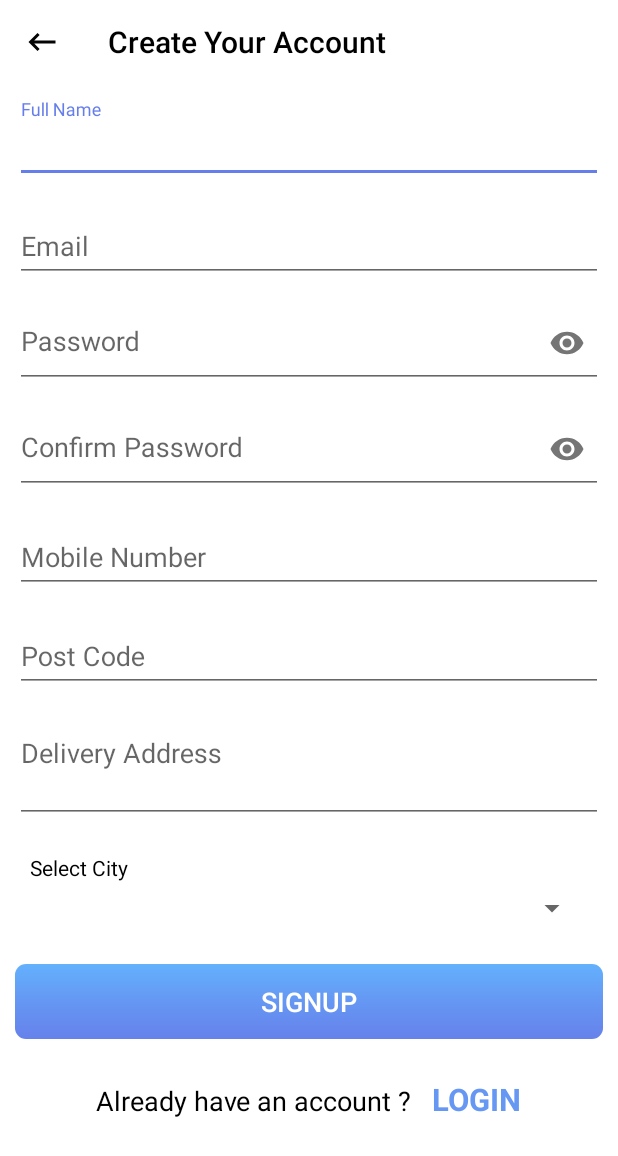
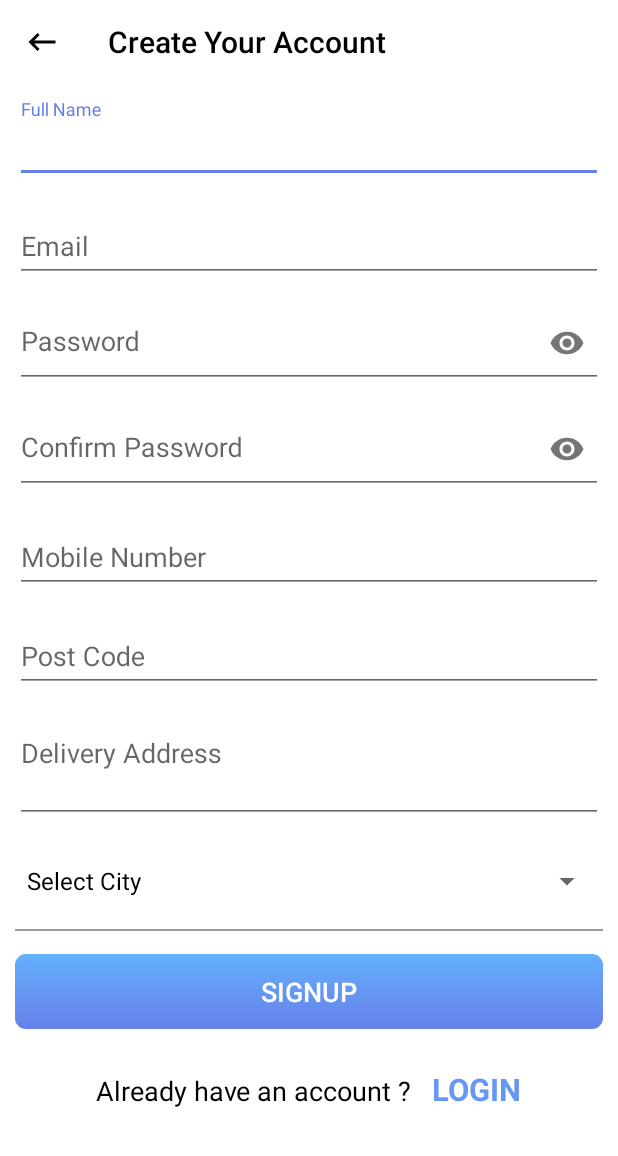
Before and after one commit to masum43/ShoppingCartAndroid, an Android app: the Register screen opened directly, with no data from a screen before it, on a phone screen of 412 x 824 dp. Shown: the top 1156 px of the screen. Run offline under Robolectric (Android 15) with nearby library versions, the phone set to English and light mode, and no system bars; our stand-ins replace Volley, sdp/ssp sizes; network calls fail.

Commit message:
some bugs fixed

```diff
--- a/app/src/main/java/com/maces/ecommerce/skcashandcarry/Interfaces/Sliders.java
+++ b/app/src/main/java/com/maces/ecommerce/skcashandcarry/Interfaces/Sliders.java
@@ -6,6 +6,7 @@ import java.util.Map;
 
 import retrofit2.Call;
 import retrofit2.http.Body;
+import retrofit2.http.GET;
 import retrofit2.http.HeaderMap;
 import retrofit2.http.Headers;
 import retrofit2.http.POST;
@@ -13,8 +14,9 @@ import retrofit2.http.POST;
 public interface Sliders {
     String URL="https://skcc.luqmansoftwares.com/api/auth/";
     @Headers("Content-Type: application/json")
-    @POST("fetch-offers")
+    @GET("fetch-offers")
     Call<JsonObject> ApiName(@HeaderMap Map<String, String> headers);
 
 
+
 }
--- a/app/src/main/java/com/maces/ecommerce/skcashandcarry/View/Register.java
+++ b/app/src/main/java/com/maces/ecommerce/skcashandcarry/View/Register.java
@@ -26,9 +26,9 @@ import com.android.volley.toolbox.JsonArrayRequest;
 import com.android.volley.toolbox.Volley;
 import com.google.android.material.textfield.TextInputEditText;
 import com.google.gson.JsonObject;
-import com.maces.ecommerce.skcashandcarry.Adapter.Category_ProductAdapter;
 import com.maces.ecommerce.skcashandcarry.Interfaces.Register_User;
 import com.maces.ecommerce.skcashandcarry.Model.ServiceGenerator;
+import com.maces.ecommerce.skcashandcarry.MySharedPref;
 import com.maces.ecommerce.skcashandcarry.R;
 
 import org.json.JSONArray;
@@ -37,11 +37,9 @@ import org.json.JSONObject;
 
 import java.io.UnsupportedEncodingException;
 import java.util.ArrayList;
-import java.util.List;
 import java.util.regex.Matcher;
 import java.util.regex.Pattern;
 
-import fr.ganfra.materialspinner.MaterialSpinner;
 import retrofit2.Call;
 import retrofit2.Callback;
 import retrofit2.Response;
@@ -170,7 +168,7 @@ public class Register extends AppCompatActivity implements AdapterView.OnItemSel
                     tvaddress.setError(getResources().getString(R.string.correct_address));
                     tvaddress.setFocusable(true);
                 }
-                else if (cityNameTv.getText().toString().equals("Select City"))
+                else if (city_id == 0)
                 {
                     Toast.makeText(Register.this, "Please Select City!", Toast.LENGTH_SHORT).show();
                 }
@@ -219,6 +217,7 @@ public class Register extends AppCompatActivity implements AdapterView.OnItemSel
             public void onResponse(Call<JsonObject> call, Response<JsonObject> response) {
                 try{
                     if (response.isSuccessful()) {
+                        MySharedPref.putCityName(Register.this,city_name);
                         progressDialog.dismiss();
                         Toast.makeText(Register.this, ""+response.body().get("message"), Toast.LENGTH_LONG).show(); // do something with that
                         Intent newIntent=new Intent(Register.this,Login.class);
@@ -299,6 +298,7 @@ return false;
     }
 
     private void prepareCityDropDown() {
+
         getAllCityList();
         // Spinner element
         Spinner spinner = (Spinner) findViewById(R.id.spinner);
@@ -307,8 +307,9 @@ return false;
         spinner.setOnItemSelectedListener(this);
 
 
+        Log.d("city",allCityList.get(0));
         // Creating adapter for spinner
-        ArrayAdapter<String> dataAdapter = new ArrayAdapter<String>(this, android.R.layout.simple_spinner_item, allCityList);
+        ArrayAdapter<String> dataAdapter = new ArrayAdapter<String>(this, android.R.layout.simple_dropdown_item_1line, allCityList);
 
         // Drop down layout style - list view with radio button
         //dataAdapter.setDropDownViewResource(android.R.layout.simple_spinner_dropdown_item);
@@ -333,15 +334,16 @@ return false;
         return str;
     }
 
-    public ArrayList<String> getAllCityList() {
+    private void getAllCityList() {
 //        BackgroundApiTask backgroundApiTask = new BackgroundApiTask(context);
 //        myDatabaseSource = new MyDatabaseSource(context);
+        allCityList.add("Select City");
         RequestQueue requestQueue = Volley.newRequestQueue(this);
 
         final String savedata = "postData";
 
         JsonArrayRequest jsonArrayRequest = new JsonArrayRequest(
-                Request.Method.POST,
+                Request.Method.GET,
                 "https://skcc.luqmansoftwares.com/api/fetch-cities",
                 null,
                 new com.android.volley.Response.Listener<JSONArray>() {
@@ -397,8 +399,6 @@ return false;
         requestQueue.add(jsonArrayRequest);
 
 
-        return allCityList;
-
     }
 
     @Override
@@ -406,9 +406,6 @@ return false;
         // On selecting a spinner item
         city_name = parent.getItemAtPosition(position).toString();
         city_id = position;
-
-        // Showing selected spinner item
-        Toast.makeText(parent.getContext(), "Selected: " + String.valueOf(position), Toast.LENGTH_LONG).show();
     }
     public void onNothingSelected(AdapterView<?> arg0) {
         // TODO Auto-generated method stub
--- a/app/src/main/res/layout/activity_register.xml
+++ b/app/src/main/res/layout/activity_register.xml
@@ -113,7 +113,6 @@
             android:imeOptions="actionNext"
             android:maxLines="1"
 
-
             android:singleLine="true">
 
             <com.google.android.material.textfield.TextInputEditText
@@ -153,11 +152,12 @@
 
         <LinearLayout
             android:orientation="vertical"
-            android:padding="10dip"
+            android:paddingTop="@dimen/_5sdp"
             android:layout_width="fill_parent"
             android:layout_height="wrap_content">
 
             <TextView
+                android:visibility="gone"
                 android:id="@+id/city_name_tv"
                 android:layout_width="fill_parent"
                 android:layout_height="wrap_content"
@@ -170,6 +170,11 @@
                 android:id="@+id/spinner"
                 android:layout_width="fill_parent"
                 android:layout_height="wrap_content"
+                />
+            <View
+                android:layout_width="match_parent"
+                android:layout_height="1dp"
+                android:background="#63000000"
                 />
 
         </LinearLayout>
```
Also changed, not shown: app/src/main/java/com/maces/ecommerce/skcashandcarry/Fragments/Product_Home.java (+9 -8 lines), app/src/main/java/com/maces/ecommerce/skcashandcarry/Fragments/Update_Profile.java (+15 -11 lines), app/src/main/java/com/maces/ecommerce/skcashandcarry/MySharedPref.java (+24 -0 lines), app/src/main/res/layout/fragment_update__profile.xml (+8 -9 lines), app/src/main/res/layout/my_custom_dropdown_hint_item_layout.xml (+16 -2 lines).
